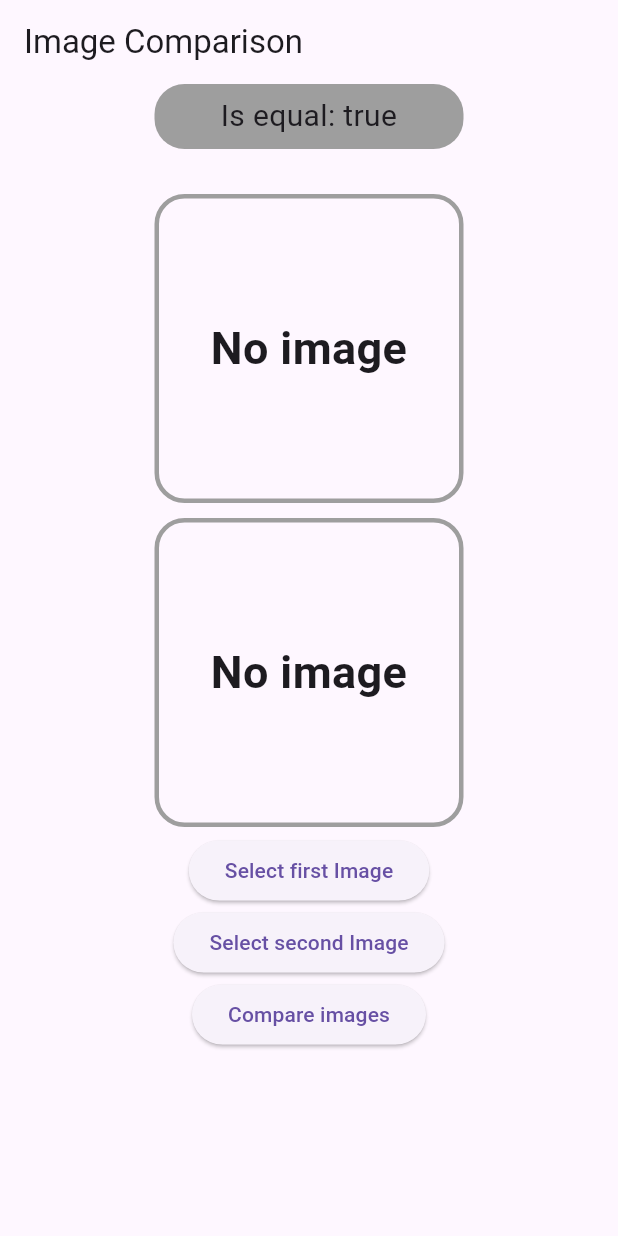
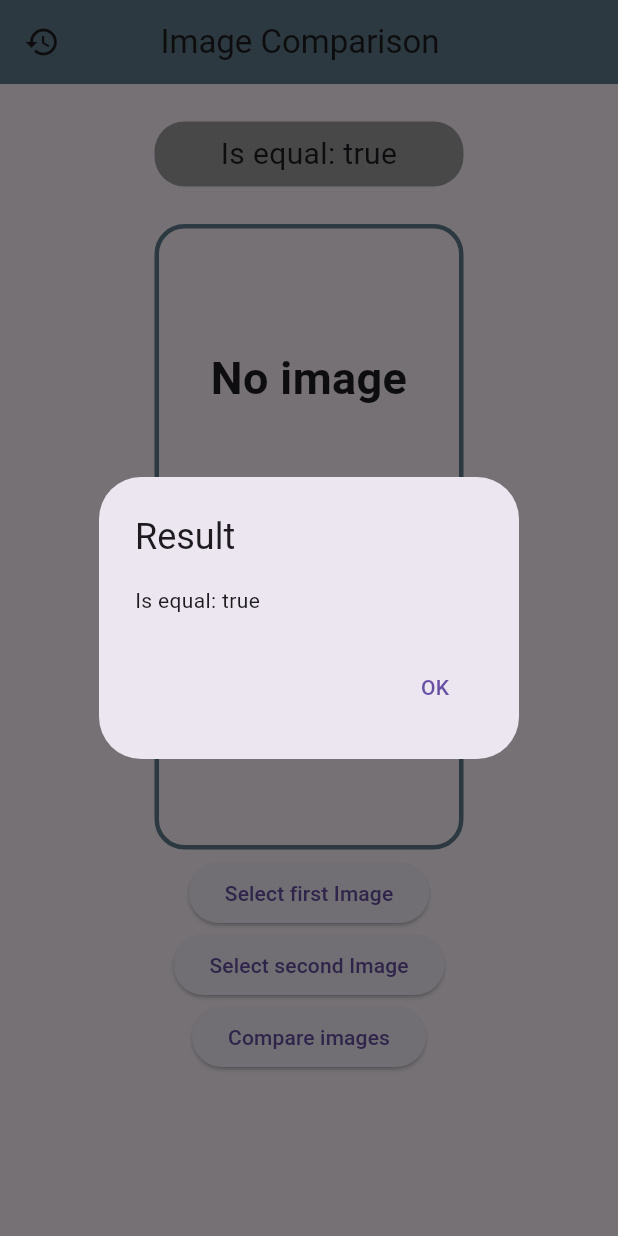
Before and after one commit to Martynov-Vlad-is-love/compare_two_images, a Flutter app: the screen it shows after launch, after a tap on "Compare images", on a phone screen of 412 x 824 dp. Run offline on Flutter 3.47's test engine with Material 3 defaults, Android fonts, the phone set to English and light mode, and no system bars; our stand-ins replace hive_flutter, image_picker; accounts and stored records are empty.

Commit message:
Add comparison history based on Hive database

```diff
--- a/lib/algorithm/image_comparison.dart
+++ b/lib/algorithm/image_comparison.dart
@@ -7,14 +7,15 @@ import 'package:image_picker/image_picker.dart';
 class ImageComparison extends ChangeNotifier {
   File? _firstFileImage;
   File? _secondFileImage;
+  bool _isImageEqual = false;
 
-  /// Difference of images in bool value
-  bool isImageDifferent = false;
+  /// Difference of images in bool value.
+  bool get isImageEqual => _isImageEqual;
 
-  /// Get first image file
+  /// Get first image file.
   File? get firstFileImage => _firstFileImage;
 
-  /// Get second image file
+  /// Get second image file.
   File? get secondFileImage => _secondFileImage;
 
   /// Method to set image from gallery.
@@ -45,7 +46,7 @@ class ImageComparison extends ChangeNotifier {
   Future<void> compareImages() async {
     final Uint8List? bytes1 = await firstFileImage?.readAsBytes();
     final Uint8List? bytes2 = await secondFileImage?.readAsBytes();
-    isImageDifferent = await _compareImagesBytes(bytes1, bytes2);
+    _isImageEqual = await _compareImagesBytes(bytes1, bytes2);
 
     notifyListeners();
   }
--- a/lib/constant.dart
+++ b/lib/constant.dart
@@ -10,4 +10,16 @@ class Constant {
 
   /// Grey color.
   static const Color greyColor = Colors.grey;
+
+  /// Grey color.
+  static const Color blueGreyColor = Colors.blueGrey;
+
+  ///
+  static const String firstImageKey = 'firstImagePath';
+
+  ///
+  static const String secondImageKey = 'secondImagePath';
+
+  ///
+  static const String isEqualKey = 'isEqual';
 }
--- /dev/null
+++ b/lib/controller/history_storage_controller.dart
@@ -0,0 +1,47 @@
+import 'package:compare_two_images/algorithm/image_comparison.dart';
+import 'package:compare_two_images/constant.dart';
+import 'package:compare_two_images/storage/history_storage.dart';
+import 'package:flutter/cupertino.dart';
+
+/// Controller for [HistoryStorage].
+class HistoryStorageController extends ChangeNotifier {
+  final _historyStorage = HistoryStorage();
+  List<Map<dynamic, dynamic>> _historyList = [];
+  /// History comparison list.
+  List<Map<dynamic, dynamic>> get historyList => _historyList;
+
+  /// Controller to add comparison results to storage.
+  Future<void> addImageComparisonToHistoryStorage(
+    ImageComparison images, {
+    required bool isImagesEqual,
+  }) async {
+    final Map<String, dynamic> comparisonResult = {
+      Constant.firstImageKey: images.firstFileImage?.path,
+      Constant.secondImageKey: images.secondFileImage?.path,
+      Constant.isEqualKey: isImagesEqual,
+    };
+    await _historyStorage.addImageComparisonToHistoryStorage(comparisonResult);
+    notifyListeners();
+  }
+
+  /// Controller to get comparison history from storage.
+  Future<void> getImageComparisonHistoryFromStorage() async {
+    final imageComparisonHistory =
+        await _historyStorage.getImageComparisonHistoryFromStorage();
+    final List<Map<dynamic, dynamic>> historyListOfComparison = [];
+    for (final element in imageComparisonHistory) {
+      historyListOfComparison.add(element as Map<dynamic, dynamic>);
+    }
+    _historyList = historyListOfComparison;
+    notifyListeners();
+  }
+
+  /// Controller to delete comparison results from storage.
+  Future<void> deleteImageComparisonFromStorage(
+    int indexOfComparisonBox,
+  ) async {
+    await _historyStorage
+        .deleteImageComparisonFromStorage(indexOfComparisonBox);
+    notifyListeners();
+  }
+}
--- a/lib/main.dart
+++ b/lib/main.dart
@@ -1,4 +1,5 @@
 import 'package:compare_two_images/algorithm/image_comparison.dart';
+import 'package:compare_two_images/controller/history_storage_controller.dart';
 import 'package:compare_two_images/ui/screen/pick_image_screen.dart';
 import 'package:flutter/material.dart';
 import 'package:hive_flutter/adapters.dart';
@@ -11,6 +12,7 @@ void main() async {
     MultiProvider(
       providers: [
         ChangeNotifierProvider(create: (_) => ImageComparison()),
+        ChangeNotifierProvider(create: (__) => HistoryStorageController()),
       ],
       child: const PickImageScreen(),
     ),
--- /dev/null
+++ b/lib/storage/history_storage.dart
@@ -0,0 +1,29 @@
+import 'package:hive_flutter/hive_flutter.dart';
+
+/// History comparison storage based on Hive database.
+class HistoryStorage {
+  /// Method to add comparison results to storage.
+  Future<void> addImageComparisonToHistoryStorage(
+      Map<String, dynamic> comparisonResult,) async {
+    final imagesHistoryBox = await Hive.openBox('imagesHistoryBox');
+    await imagesHistoryBox.add(comparisonResult);
+    await imagesHistoryBox.close();
+  }
+
+  /// Method to get comparison history from storage
+  Future<Iterable<dynamic>> getImageComparisonHistoryFromStorage() async {
+    final imagesHistoryBox = await Hive.openBox('imagesHistoryBox');
+
+    return imagesHistoryBox.values;
+
+  }
+
+  /// Method to delete comparison results to storage.
+  Future<void> deleteImageComparisonFromStorage(
+    int indexOfComparisonBox,
+  ) async {
+    final imagesHistoryBox = await Hive.openBox('imagesHistoryBox');
+    await imagesHistoryBox.deleteAt(indexOfComparisonBox);
+    await imagesHistoryBox.close();
+  }
+}
--- a/lib/ui/screen/pick_image_screen.dart
+++ b/lib/ui/screen/pick_image_screen.dart
@@ -1,3 +1,5 @@
+import 'package:compare_two_images/constant.dart';
+import 'package:compare_two_images/ui/screen/history_screen.dart';
 import 'package:compare_two_images/ui/widget/compare_widget.dart';
 import 'package:flutter/material.dart';
 
@@ -8,6 +10,30 @@ class PickImageScreen extends StatelessWidget {
 
   @override
   Widget build(BuildContext context) {
-    return MaterialApp(home: CompareWidget());
+    return MaterialApp(
+      home: Scaffold(
+        appBar: AppBar(
+          backgroundColor: Constant.blueGreyColor,
+          title: const Padding(
+            padding: EdgeInsets.only(left: 35),
+            child: Text('Image Comparison'),
+          ),
+          leading: Builder(
+            builder:(context) => IconButton(
+              onPressed: () {
+                Navigator.push(
+                  context,
+                  MaterialPageRoute(
+                    builder: (_) => const HistoryScreen(),
+                  ),
+                );
+              },
+              icon: const Icon(Icons.history),
+            ),
+          ),
+        ),
+        body: CompareWidget(),
+      ),
+    );
   }
 }
--- a/lib/ui/widget/compare_widget.dart
+++ b/lib/ui/widget/compare_widget.dart
@@ -1,5 +1,7 @@
 import 'package:compare_two_images/algorithm/image_comparison.dart';
 import 'package:compare_two_images/constant.dart';
+import 'package:compare_two_images/controller/history_storage_controller.dart';
+import 'package:compare_two_images/ui/widget/comparison_result_dialog.dart';
 import 'package:compare_two_images/ui/widget/empty_image_widget.dart';
 import 'package:compare_two_images/ui/widget/image_file_with_border.dart';
 import 'package:flutter/material.dart';
@@ -14,10 +16,18 @@ class CompareWidget extends StatelessWidget {
     final image2 = images.secondFileImage;
     final size = MediaQuery.of(context).size;
     Color color = Constant.greyColor;
+    final historyStorage = context.watch<HistoryStorageController>();
+
+    final firstImageWidget = image1 != null
+        ? ImageFileWithBorder(screenSize: size, image: image1)
+        : EmptyImageWidget(screenSize: size);
+    final secondImageWidget = image2 != null
+        ? ImageFileWithBorder(screenSize: size, image: image2)
+        : EmptyImageWidget(screenSize: size);
 
     final widgets = <Widget>[
       Padding(
-        padding: const EdgeInsets.only(bottom: 25),
+        padding: const EdgeInsets.only(bottom: 25, top: 25),
         child: Container(
           width: size.width / 2,
           height: size.height / 19,
@@ -28,31 +38,19 @@ class CompareWidget extends StatelessWidget {
           child: Center(
             child: Text(
               textAlign: TextAlign.center,
-              'Is equal: ${images.isImageDifferent}',
+              'Is equal: ${images.isImageEqual}',
               style: const TextStyle(fontSize: 20),
             ),
           ),
         ),
       ),
-      if (image1 != null)
         Padding(
           padding: const EdgeInsets.only(bottom: 5.0),
-          child: ImageFileWithBorder(screenSize: size, image1: image1),
-        )
-      else
-        Padding(
-          padding: const EdgeInsets.symmetric(vertical: 5.0),
-          child: EmptyImageWidget(screenSize: size),
+          child: firstImageWidget,
         ),
-      if (image2 != null)
         Padding(
           padding: const EdgeInsets.only(bottom: 5.0),
-          child: ImageFileWithBorder(screenSize: size, image1: image2),
-        )
-      else
-        Padding(
-          padding: const EdgeInsets.symmetric(vertical: 5.0),
-          child: EmptyImageWidget(screenSize: size),
+          child: secondImageWidget,
         ),
       ElevatedButton(
         onPressed: () async => images.setFirstImageFromGallery(),
@@ -65,24 +63,35 @@ class CompareWidget extends StatelessWidget {
       ElevatedButton(
         onPressed: () async {
           await images.compareImages();
-          color = images.isImageDifferent == false
-              ? Constant.redColor
-              : Constant.greenColor;
+          final isImagesEqual = images.isImageEqual;
+
+          color =
+              isImagesEqual == false ? Constant.redColor : Constant.greenColor;
+
+          await historyStorage.addImageComparisonToHistoryStorage(
+            images,
+            isImagesEqual: isImagesEqual,
+          );
+
+          await showDialog(
+            builder: (_) {
+              return ComparisonResultDialog(
+                context: context,
+                isEqual: isImagesEqual,
+              );
+            },
+            context: context,
+          );
         },
         child: const Text('Compare images'),
       ),
     ];
 
-    return Scaffold(
-      appBar: AppBar(
-        title: const Text('Image Comparison'),
-      ),
-      body: SingleChildScrollView(
-        child: Center(
-          child: Column(
-            mainAxisAlignment: MainAxisAlignment.center,
-            children: widgets,
-          ),
+    return SingleChildScrollView(
+      child: Center(
+        child: Column(
+          mainAxisAlignment: MainAxisAlignment.center,
+          children: widgets,
         ),
       ),
     );
--- /dev/null
+++ b/lib/ui/widget/comparison_result_dialog.dart
@@ -0,0 +1,32 @@
+import 'package:flutter/material.dart';
+
+/// Confirm dialog widget.
+class ComparisonResultDialog extends StatelessWidget {
+  /// Text that displace in this dialog.
+  final bool isEqual;
+
+  /// Build context.
+  final BuildContext context;
+
+  /// Constructor.
+  const ComparisonResultDialog({
+    required this.context,
+    required this.isEqual, super.key,
+  });
+
+  @override
+  Widget build(BuildContext context) {
+    return AlertDialog(
+      title: const Text('Result'),
+      content: Text('Is equal: $isEqual'),
+      actions: [
+        TextButton(
+          onPressed: () {
+            Navigator.pop(context);
+          },
+          child: const Text('OK'),
+        ),
+      ],
+    );
+  }
+}
--- a/lib/ui/widget/empty_image_widget.dart
+++ b/lib/ui/widget/empty_image_widget.dart
@@ -18,7 +18,7 @@ class EmptyImageWidget extends StatelessWidget {
       width: screenSize.width / 2,
       height: screenSize.height / 4,
       decoration: BoxDecoration(
-        border: Border.all(color: Constant.greyColor, width: 3),
+        border: Border.all(color: Constant.blueGreyColor, width: 3),
         borderRadius: const BorderRadius.all(Radius.circular(20)),
       ),
       child: const Center(
```
Also changed, not shown: lib/ui/screen/history_screen.dart (added, +166 -0 lines), lib/ui/widget/confirm_dialog.dart (added, +39 -0 lines), lib/ui/widget/image_file_with_border.dart (+5 -5 lines).
